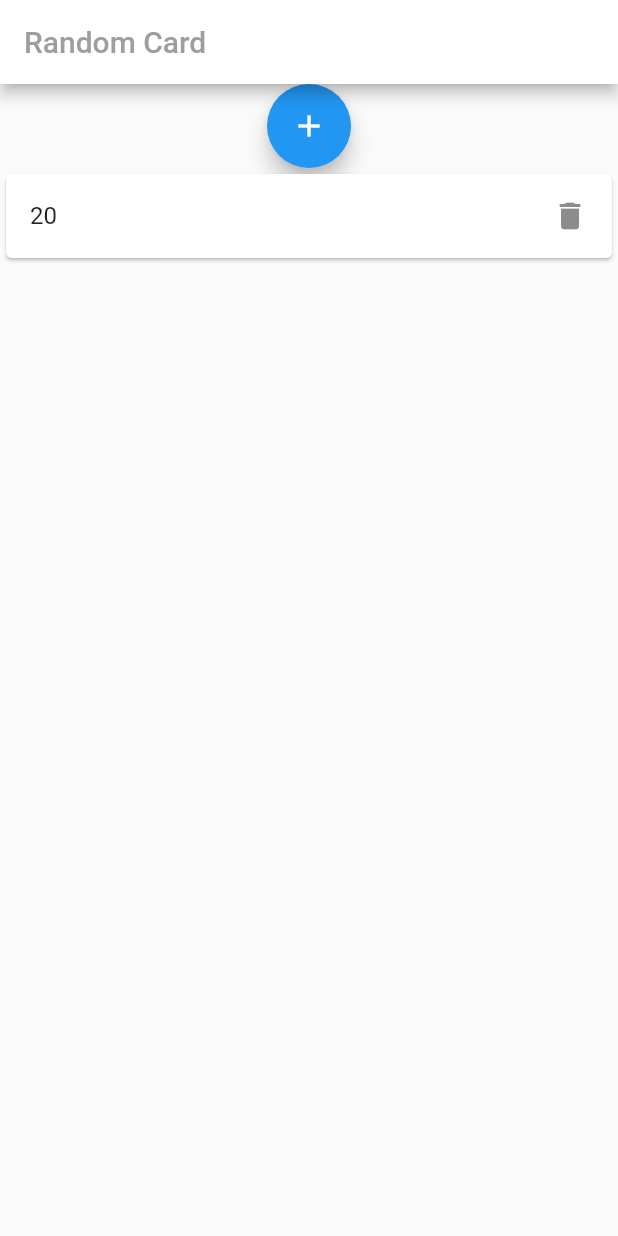
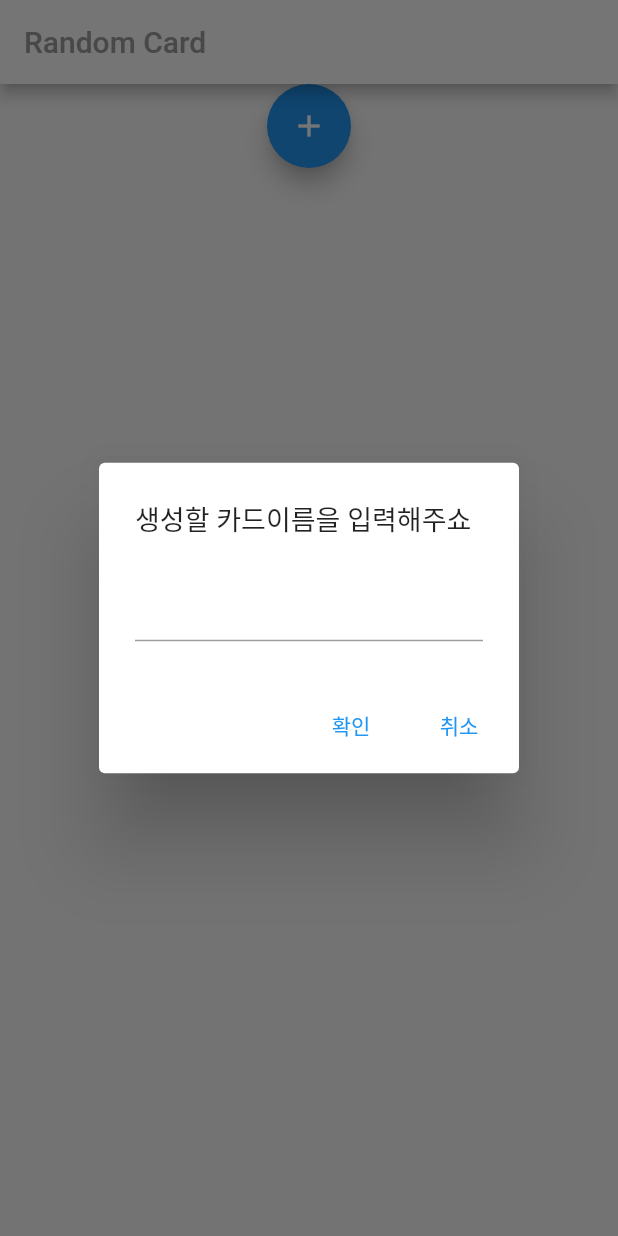
Before and after one commit to gnckck/flutter-cardWeb-refactoring, a Flutter app: the screen it shows after launch, after a tap on the "add" icon, on a phone screen of 412 x 824 dp. Run offline on Flutter 3.47's test engine with Material 2 defaults, Android fonts, the light colour scheme and no system bars; our stand-ins replace bloc, flutter_bloc.

Commit message:
팝업창 띄우기

```diff
--- a/lib/bloc/card_bloc.dart
+++ b/lib/bloc/card_bloc.dart
@@ -29,8 +29,9 @@ class CardBloc extends Bloc<CardEvent, CardState> {
 
     on<IncreaseNumber>(
       ((event, emit) {
-        emit(state.copyWith(
-            cardNumber: state.cardNumbers[event.currentNumber]++)); // 변경
+        List<int> nextCards = List<int>.from(state.cardNumbers);
+        nextCards[event.currentNumber]++;
+        emit(state.copyWith(cardNumbers: nextCards));
       }),
     );
 
--- a/lib/cardList.dart
+++ b/lib/cardList.dart
@@ -20,7 +20,26 @@ class CardList extends StatelessWidget {
       body: Column(
         children: [
           FloatingActionButton(
-            onPressed: () => cardBloc.add(CreateCard()),
+            onPressed: () => showDialog(
+              context: context,
+              builder: (context) => AlertDialog(
+                title: const Text(
+                  '생성할 카드이름을 입력해주쇼',
+                  style: TextStyle(fontSize: 18),
+                ),
+                content: const TextField(),
+                actions: <Widget>[
+                  TextButton(
+                    onPressed: () => Navigator.pop(context, '확인'),
+                    child: const Text('확인'),
+                  ),
+                  TextButton(
+                    onPressed: () => Navigator.pop(context, '취소'),
+                    child: const Text('취소'),
+                  ),
+                ],
+              ),
+            ),
             child: const Icon(Icons.add),
           ),
           Expanded(
@@ -73,3 +92,5 @@ class CardList extends StatelessWidget {
     );
   }
 }
+
+// cardBloc.add(CreateCard())
```
